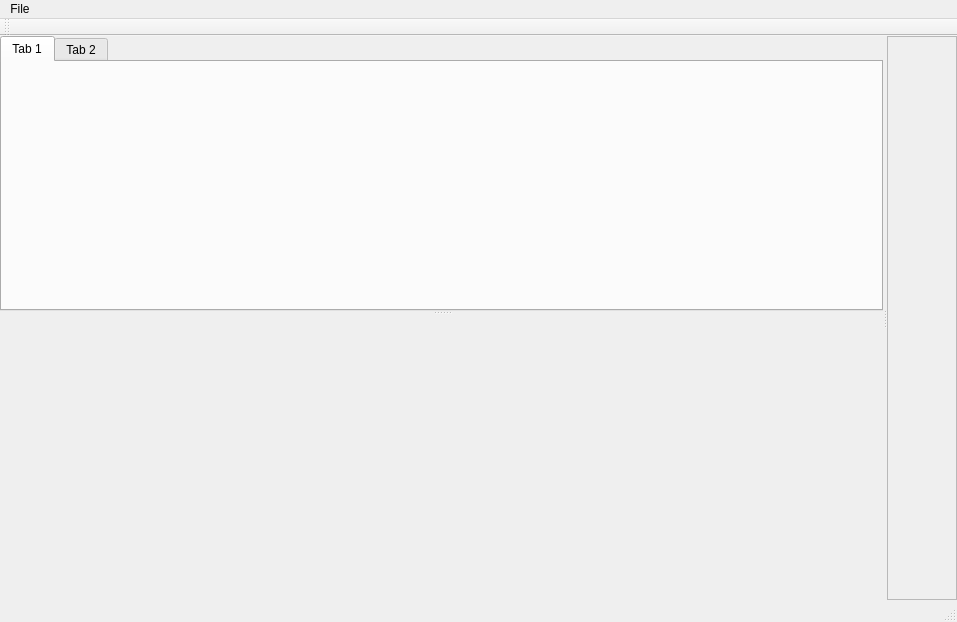
This is leveleditorwindow.ui in ExplosBlue/CoinKiller as Qt 5 draws it before an edit. The edited form follows.
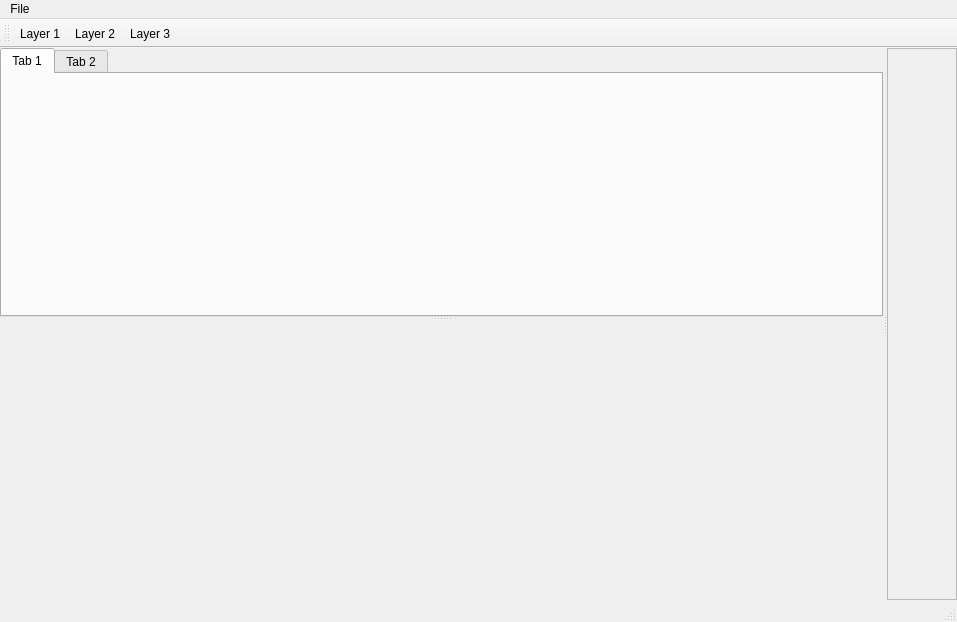
This is the edited form.

Commit message:
now displaying all bgdat layers
also discovering toolbar buttons and that shit

Diff of the .ui file:
```diff
--- a/leveleditorwindow.ui
+++ b/leveleditorwindow.ui
@@ -86,8 +86,8 @@
          <rect>
           <x>0</x>
           <y>0</y>
-          <width>512</width>
-          <height>569</height>
+          <width>69</width>
+          <height>556</height>
          </rect>
         </property>
        </widget>
@@ -124,12 +124,48 @@
    <attribute name="toolBarBreak">
     <bool>false</bool>
    </attribute>
+   <addaction name="actionToggleLayer1"/>
+   <addaction name="actionToggleLayer2"/>
+   <addaction name="actionToggleLayer3"/>
   </widget>
   <action name="actionDo_shit_I_guess">
    <property name="text">
     <string>do shit, I guess</string>
    </property>
   </action>
+  <action name="actionToggleLayer1">
+   <property name="checkable">
+    <bool>true</bool>
+   </property>
+   <property name="text">
+    <string>Layer 1</string>
+   </property>
+   <property name="toolTip">
+    <string>blarg</string>
+   </property>
+  </action>
+  <action name="actionToggleLayer2">
+   <property name="checkable">
+    <bool>true</bool>
+   </property>
+   <property name="text">
+    <string>Layer 2</string>
+   </property>
+   <property name="toolTip">
+    <string>derp</string>
+   </property>
+  </action>
+  <action name="actionToggleLayer3">
+   <property name="checkable">
+    <bool>true</bool>
+   </property>
+   <property name="text">
+    <string>Layer 3</string>
+   </property>
+   <property name="toolTip">
+    <string>berp</string>
+   </property>
+  </action>
  </widget>
  <resources/>
  <connections/>
```
The commit also changes 4 other files.
